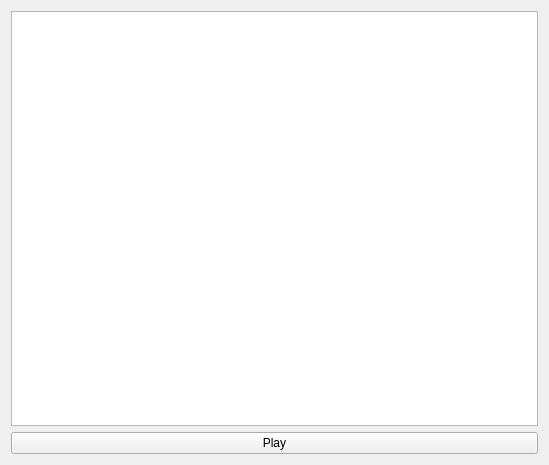
Above: src/ftpdirswidget.ui from Yi-Hack-Tools/Yi-Hack-Player before the change. Below: the same form after it.
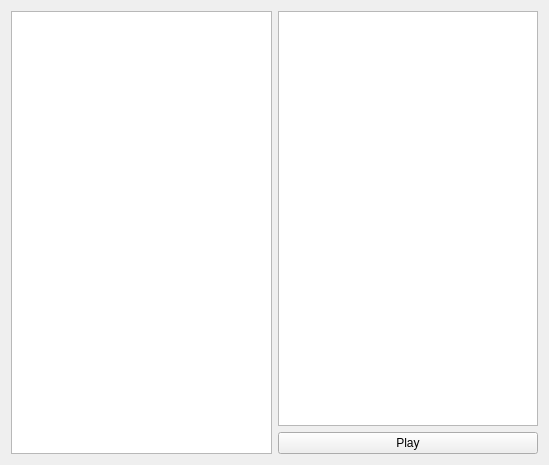
That is the form after the change. Icons and pictures are not drawn.

Diff of the .ui file:
```diff
--- a/src/ftpdirswidget.ui
+++ b/src/ftpdirswidget.ui
@@ -17,9 +17,11 @@
    <iconset resource="../data/resources.qrc">
     <normaloff>:/icons/icons/ftp.svg</normaloff>:/icons/icons/ftp.svg</iconset>
   </property>
-  <layout class="QVBoxLayout" name="verticalLayout">
+  <layout class="QVBoxLayout" name="verticalLayout_2">
    <item>
-    <widget class="QTableView" name="tableView">
+    <layout class="QHBoxLayout" name="horizontalLayout">
+     <item>
+      <widget class="QTableView" name="dirTableView">
      <property name="selectionMode">
       <enum>QAbstractItemView::SingleSelection</enum>
      </property>
@@ -35,7 +37,17 @@
     </widget>
    </item>
    <item>
-    <layout class="QHBoxLayout" name="horizontalLayout">
+      <layout class="QVBoxLayout" name="verticalLayout">
+       <item>
+        <widget class="QTableView" name="mediaTableView">
+         <attribute name="horizontalHeaderVisible">
+          <bool>false</bool>
+         </attribute>
+         <attribute name="verticalHeaderVisible">
+          <bool>false</bool>
+         </attribute>
+        </widget>
+       </item>
      <item>
       <widget class="QPushButton" name="playBtn">
        <property name="text">
@@ -46,6 +58,8 @@
     </layout>
    </item>
   </layout>
+   </item>
+  </layout>
  </widget>
  <resources>
   <include location="../data/resources.qrc"/>
```
Left out of the diff: 39 changed lines with no effect on the pictures. Lines whose indentation alone changed are shown as unchanged.
